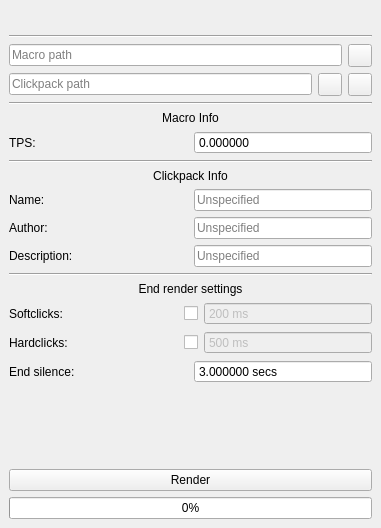
This is main.ui in thisisignitedoreo/orbitalcb as Qt 5 draws it before an edit. The edited form follows.
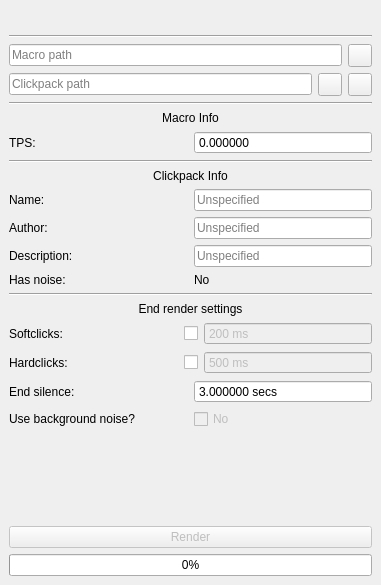
This is the edited form. Icons and pictures are not drawn.

Commit message: add background noise to clickpacks

What changed in the file:
```diff
--- a/main.ui
+++ b/main.ui
@@ -7,7 +7,7 @@
     <x>0</x>
     <y>0</y>
     <width>381</width>
-    <height>528</height>
+    <height>585</height>
    </rect>
   </property>
   <property name="windowTitle">
@@ -257,6 +257,36 @@
         </item>
        </layout>
       </item>
+      <item>
+       <layout class="QHBoxLayout" name="noise_layout">
+        <item>
+         <widget class="QLabel" name="noise_label">
+          <property name="sizePolicy">
+           <sizepolicy hsizetype="Expanding" vsizetype="Preferred">
+            <horstretch>0</horstretch>
+            <verstretch>0</verstretch>
+           </sizepolicy>
+          </property>
+          <property name="text">
+           <string>Has noise:</string>
+          </property>
+         </widget>
+        </item>
+        <item>
+         <widget class="QLabel" name="noise_checkbox">
+          <property name="sizePolicy">
+           <sizepolicy hsizetype="Expanding" vsizetype="Preferred">
+            <horstretch>0</horstretch>
+            <verstretch>0</verstretch>
+           </sizepolicy>
+          </property>
+          <property name="text">
+           <string>No</string>
+          </property>
+         </widget>
+        </item>
+       </layout>
+      </item>
      </layout>
     </item>
     <item>
@@ -397,6 +427,27 @@
         </item>
        </layout>
       </item>
+      <item>
+       <layout class="QHBoxLayout" name="bg_noise">
+        <item>
+         <widget class="QLabel" name="bg_noise_label">
+          <property name="text">
+           <string>Use background noise?</string>
+          </property>
+         </widget>
+        </item>
+        <item>
+         <widget class="QCheckBox" name="bg_noise_checkbox">
+          <property name="enabled">
+           <bool>false</bool>
+          </property>
+          <property name="text">
+           <string>No</string>
+          </property>
+         </widget>
+        </item>
+       </layout>
+      </item>
      </layout>
     </item>
     <item>
@@ -415,7 +466,7 @@
     <item>
      <widget class="QPushButton" name="render_pushbutton">
       <property name="enabled">
-       <bool>true</bool>
+       <bool>false</bool>
       </property>
       <property name="text">
        <string>Render</string>
```
The commit also changes 4 other files.
